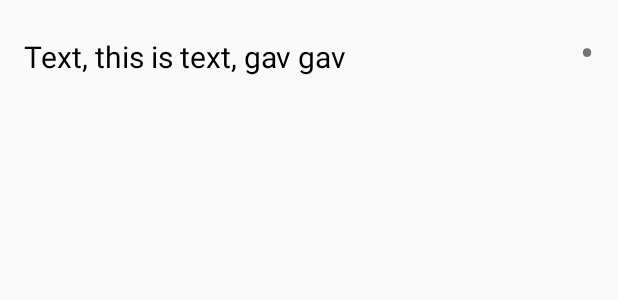
After one commit to youlookbetteronline/TaskManager, an Android app: the layout task_item.xml on its own in the app's theme, with its tools: preview values and no code run, on a phone screen of 412 x 824 dp. The commit adds this screen. Shown: the top 300 px of the screen. Run offline under Robolectric (Android 15) with nearby library versions, the phone set to English and light mode, and no system bars.

Commit message:
Homework 3

```diff
--- a/app/build.gradle
+++ b/app/build.gradle
@@ -16,12 +16,15 @@ android {
             proguardFiles getDefaultProguardFile('proguard-android.txt'), 'proguard-rules.pro'
         }
     }
+
+
 }
 
 dependencies {
     implementation fileTree(dir: 'libs', include: ['*.jar'])
     implementation 'com.android.support:appcompat-v7:28.0.0'
     implementation 'com.android.support.constraint:constraint-layout:1.1.3'
+    implementation 'com.android.support:recyclerview-v7:28.0.0'
     testImplementation 'junit:junit:4.12'
     androidTestImplementation 'com.android.support.test:runner:1.0.2'
     androidTestImplementation 'com.android.support.test.espresso:espresso-core:3.0.2'
--- a/app/src/main/AndroidManifest.xml
+++ b/app/src/main/AndroidManifest.xml
@@ -12,15 +12,15 @@
         android:theme="@style/AppTheme"
         tools:ignore="GoogleAppIndexingWarning">
         <activity android:name=".MainActivity">
-
-        </activity>
-        <activity android:name=".NewTaskActivity">
             <intent-filter>
                 <action android:name="android.intent.action.MAIN" />
 
                 <category android:name="android.intent.category.LAUNCHER" />
             </intent-filter>
         </activity>
+        <activity android:name=".NewTaskActivity">
+
+        </activity>
     </application>
 
 </manifest>
--- /dev/null
+++ b/app/src/main/res/layout/task_item.xml
@@ -0,0 +1,31 @@
+<?xml version="1.0" encoding="utf-8"?>
+<LinearLayout
+    xmlns:android="http://schemas.android.com/apk/res/android"
+    xmlns:tools="http://schemas.android.com/tools"
+    android:layout_width="match_parent"
+    android:layout_height="72dp"
+    android:orientation="horizontal">
+
+    <TextView
+        android:id="@+id/tvTitle"
+        android:layout_width="match_parent"
+        android:layout_weight="1"
+        android:layout_height="72dp"
+        tools:text="Text, this is text, gav gav"
+        android:fontFamily="sans-serif"
+        android:textSize="20sp"
+        android:textColor="@color/black"
+        android:paddingTop="24dp"
+        android:paddingLeft="16dp"/>
+
+    <TextView
+        android:id="@+id/tvMarker"
+        android:layout_width="wrap_content"
+        android:layout_height="wrap_content"
+        android:text="@string/priority_marker"
+        android:textSize="28sp"
+        android:layout_marginRight="16dp"
+        android:layout_marginLeft="16dp"
+        />
+
+</LinearLayout>
--- a/app/src/main/res/values/colors.xml
+++ b/app/src/main/res/values/colors.xml
@@ -5,6 +5,7 @@
     <color name="colorAccent">#D81B60</color>
     <color name="titleHintColor">#61000000</color>
     <color name="white">#ffffff</color>
+    <color name="black">#000000</color>
     <color name="bg_grey">#fafafa</color>
     <color name="divider_color">#717070</color>
     <color name="priority_text">#8a000000</color>
--- a/app/src/main/res/values/strings.xml
+++ b/app/src/main/res/values/strings.xml
@@ -2,4 +2,5 @@
     <string name="app_name">TaskManager</string>
     <string name="title">Title</string>
     <string name="priority_text">\u2022 Priority</string>
+    <string name="priority_marker">\u2022</string>
 </resources>
```
Also changed, not shown: app/src/main/res/layout/activity_main.xml (+13 -10 lines), build.gradle (+8 -0 lines).
